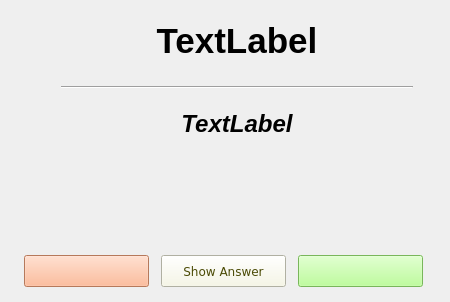
The window that Ui/pract1.ui (robinpalat/idiomindQt) describes before a commit, drawn with Qt 5.
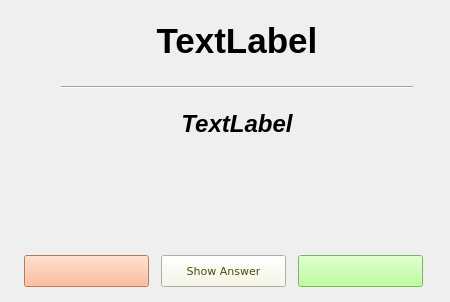
The same window after the commit. Icons and pictures are not drawn. Custom widgets are drawn as their Qt base class.

Diff of the .ui file:
```diff
--- a/Ui/pract1.ui
+++ b/Ui/pract1.ui
@@ -204,7 +204,8 @@
        <property name="font">
         <font>
          <family>DejaVu Sans</family>
-         <pointsize>9</pointsize>
+         <pointsize>8</pointsize>
+         <italic>false</italic>
         </font>
        </property>
        <property name="styleSheet">
```
Left out of the diff: 6 changed lines with no effect on the pictures.
